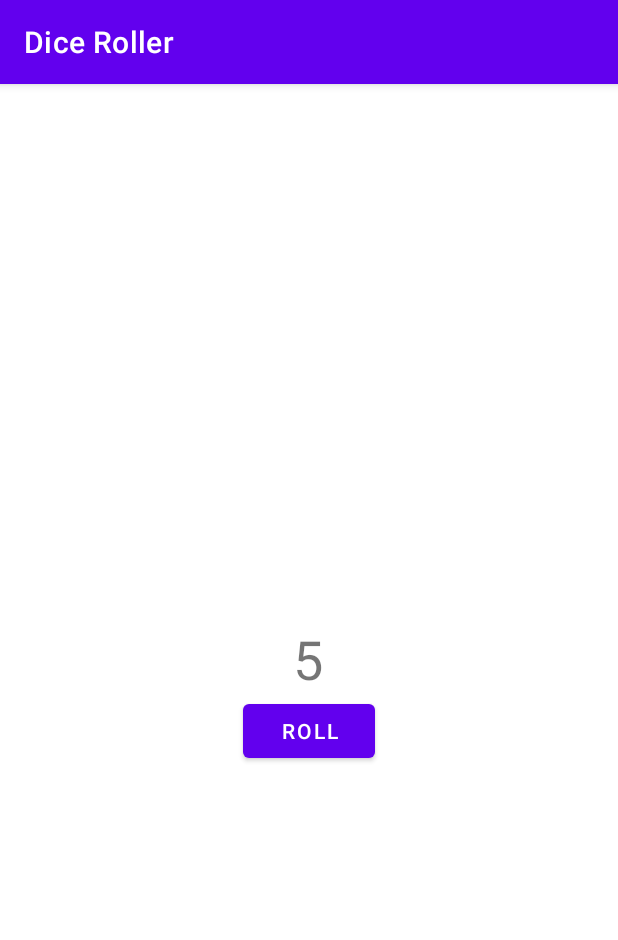
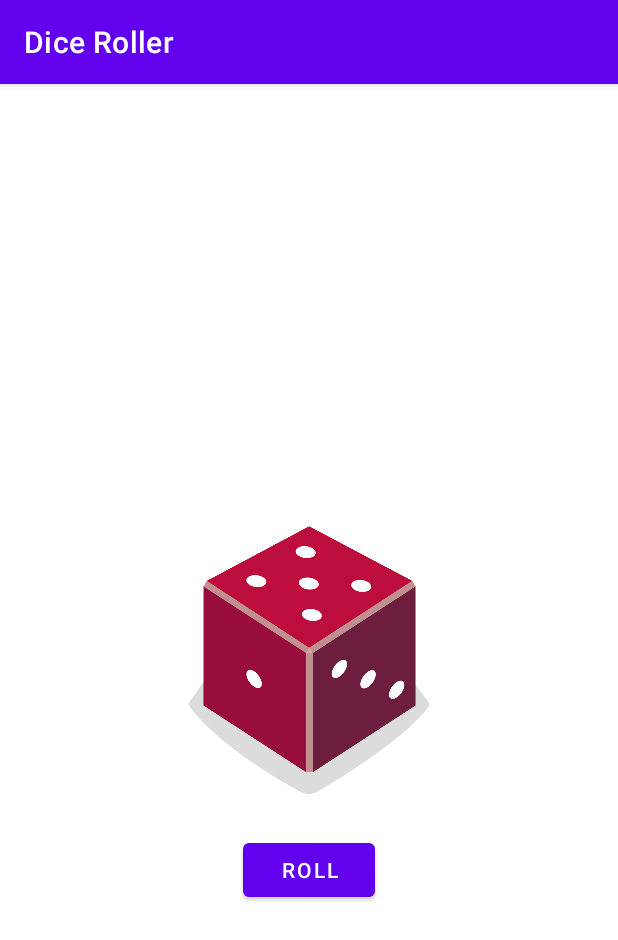
Before and after one commit to fzaleta/Android-Programming-Cert, an Android app: the screen it shows after launch (MainActivity), after a tap on "ROLL", on a phone screen of 412 x 824 dp. Shown: the top 940 px of the screen. Run offline under Robolectric (Android 15) with nearby library versions, the phone set to English and light mode, and no system bars.

Commit message:
Images on Dice Roller App

```diff
--- a/DiceRoller/app/src/main/java/com/example/diceroller/MainActivity.kt
+++ b/DiceRoller/app/src/main/java/com/example/diceroller/MainActivity.kt
@@ -3,7 +3,7 @@ package com.example.diceroller
 import androidx.appcompat.app.AppCompatActivity
 import android.os.Bundle
 import android.widget.Button
-import android.widget.TextView
+import android.widget.ImageView
 
 //import android.widget.Toast
 
@@ -17,13 +17,26 @@ class MainActivity : AppCompatActivity() {
             // Toast.makeText(this, "Dice Rolled!", Toast.LENGTH_SHORT).show()
             rollDice()
         }
+
+        rollDice()
     }
 
     private fun rollDice() {
         val dice = Dice(6)
-        val diceRoll1 = dice.roll()
-        val resultTextView1: TextView = findViewById(R.id.textView)
-        diceRoll1.toString().also { resultTextView1.text = it }
+        val diceRoll = dice.roll()
+        val diceImage: ImageView = findViewById(R.id.imageView)
+        val drawableResource = when (diceRoll) {
+            1 -> R.drawable.dice_1
+            2 -> R.drawable.dice_2
+            3 -> R.drawable.dice_3
+            4 -> R.drawable.dice_4
+            5 -> R.drawable.dice_5
+            else -> R.drawable.dice_6
+        }
+
+        diceImage.setImageResource(drawableResource)
+        diceImage.contentDescription = diceRoll.toString()
+
     }
 }
 
--- a/DiceRoller/app/src/main/res/layout/activity_main.xml
+++ b/DiceRoller/app/src/main/res/layout/activity_main.xml
@@ -6,26 +6,24 @@
     android:layout_height="match_parent"
     tools:context=".MainActivity">
 
-    <TextView
-        android:id="@+id/textView"
-        android:layout_width="wrap_content"
-        android:layout_height="wrap_content"
-        android:textSize="36sp"
+    <ImageView
+        android:id="@+id/imageView"
+        android:layout_width="160dp"
+        android:layout_height="200dp"
         app:layout_constraintBottom_toBottomOf="parent"
         app:layout_constraintEnd_toEndOf="parent"
-        app:layout_constraintHorizontal_bias="0.498"
         app:layout_constraintStart_toStartOf="parent"
         app:layout_constraintTop_toTopOf="parent"
-        app:layout_constraintVertical_bias="0.499"
-        tools:text="1" />
+        tools:srcCompat="@drawable/dice_1" />
 
     <Button
         android:id="@+id/button"
         android:layout_width="wrap_content"
         android:layout_height="wrap_content"
+        android:layout_marginTop="16dp"
         android:text="@string/roll"
         app:layout_constraintEnd_toEndOf="parent"
         app:layout_constraintStart_toStartOf="parent"
-        app:layout_constraintTop_toBottomOf="@+id/textView" />
+        app:layout_constraintTop_toBottomOf="@+id/imageView" />
 
 </androidx.constraintlayout.widget.ConstraintLayout>
```
Also changed, not shown: DiceRoller/app/src/main/res/drawable/androidparty.png (added), DiceRoller/app/src/main/res/drawable/dice_1.png (added), DiceRoller/app/src/main/res/drawable/dice_2.png (added), DiceRoller/app/src/main/res/drawable/dice_3.png (added), DiceRoller/app/src/main/res/drawable/dice_4.png (added), DiceRoller/app/src/main/res/drawable/dice_5.png (added), DiceRoller/app/src/main/res/drawable/dice_6.png (added), 6 other files.
